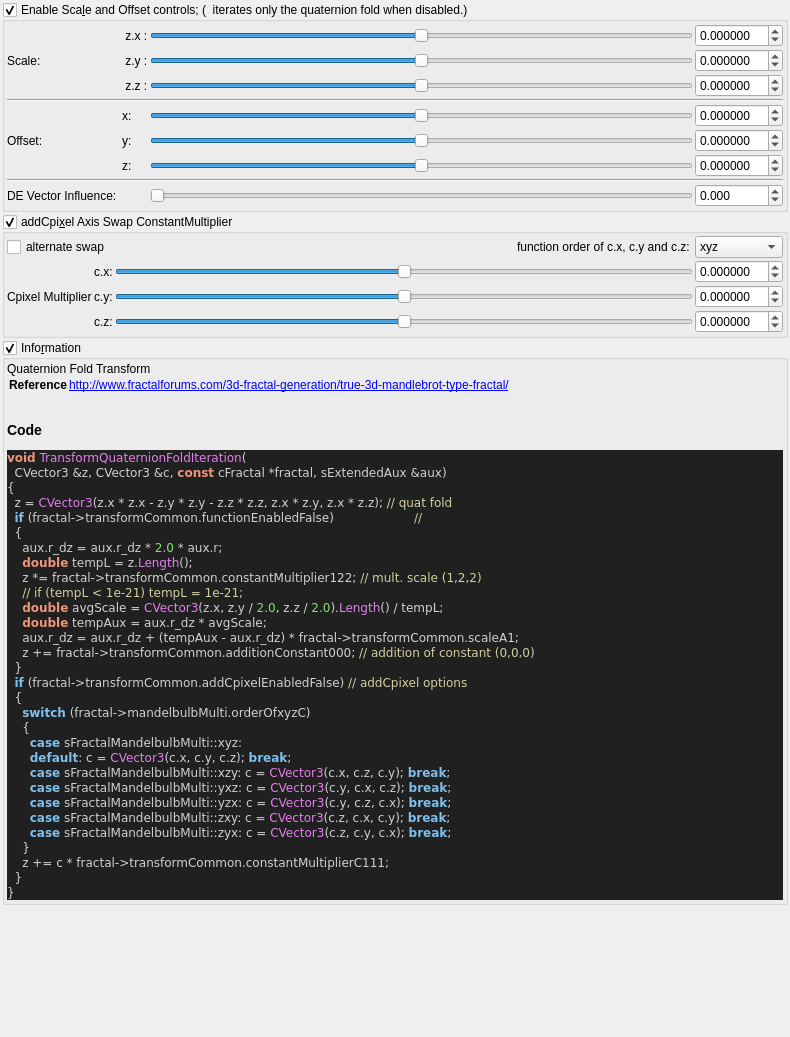
Before: the Qt Designer form mandelbulber2/qt_data/fractal_transf_quaternion_fold.ui in buddhi1980/mandelbulber2, drawn with Qt 5.
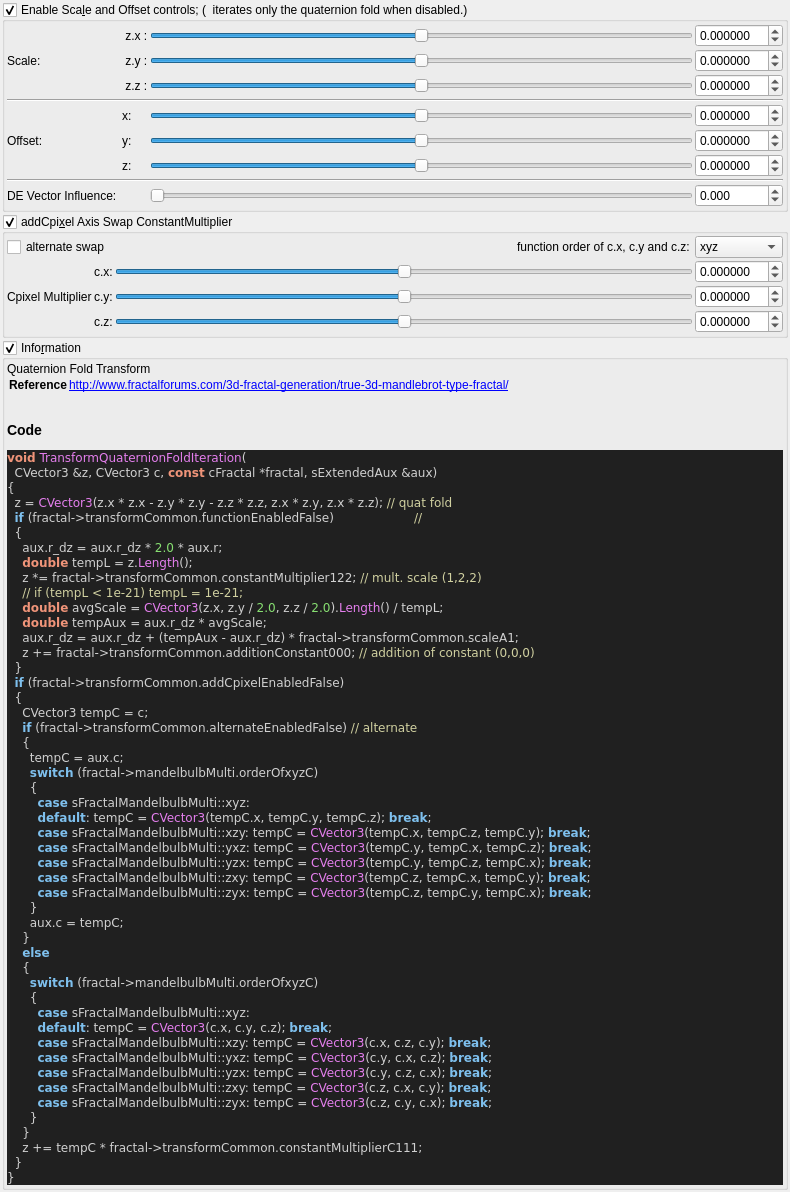
After: the same form once the commit is applied. Custom widgets are drawn as their Qt base class.

```diff
--- a/mandelbulber2/qt_data/fractal_transf_quaternion_fold.ui
+++ b/mandelbulber2/qt_data/fractal_transf_quaternion_fold.ui
@@ -805,7 +805,7 @@
 &lt;h3&gt;Code&lt;/h3&gt;
 &lt;body style=&quot;background-color:#202020&quot;&gt;
 &lt;pre style=&quot;color:#d0d0d0; background-color:#202020;  font-family:'Courier New',monospace;&quot;&gt;&lt;span style=&quot;color:#f09479; font-weight:bold&quot;&gt;void&lt;/span&gt; &lt;span style=&quot;color:#e47eed&quot;&gt;TransformQuaternionFoldIteration&lt;/span&gt;&lt;span style=&quot;color:#d0d0d0&quot;&gt;(&lt;/span&gt;
-  CVector3 &lt;span style=&quot;color:#d0d0d0&quot;&gt;&amp;amp;&lt;/span&gt;z&lt;span style=&quot;color:#d0d0d0&quot;&gt;,&lt;/span&gt; CVector3 &lt;span style=&quot;color:#d0d0d0&quot;&gt;&amp;amp;&lt;/span&gt;c&lt;span style=&quot;color:#d0d0d0&quot;&gt;,&lt;/span&gt; &lt;span style=&quot;color:#f09479; font-weight:bold&quot;&gt;const&lt;/span&gt; cFractal &lt;span style=&quot;color:#d0d0d0&quot;&gt;*&lt;/span&gt;fractal&lt;span style=&quot;color:#d0d0d0&quot;&gt;,&lt;/span&gt; sExtendedAux &lt;span style=&quot;color:#d0d0d0&quot;&gt;&amp;amp;&lt;/span&gt;aux&lt;span style=&quot;color:#d0d0d0&quot;&gt;)&lt;/span&gt;
+  CVector3 &lt;span style=&quot;color:#d0d0d0&quot;&gt;&amp;amp;&lt;/span&gt;z&lt;span style=&quot;color:#d0d0d0&quot;&gt;,&lt;/span&gt; CVector3 c&lt;span style=&quot;color:#d0d0d0&quot;&gt;,&lt;/span&gt; &lt;span style=&quot;color:#f09479; font-weight:bold&quot;&gt;const&lt;/span&gt; cFractal &lt;span style=&quot;color:#d0d0d0&quot;&gt;*&lt;/span&gt;fractal&lt;span style=&quot;color:#d0d0d0&quot;&gt;,&lt;/span&gt; sExtendedAux &lt;span style=&quot;color:#d0d0d0&quot;&gt;&amp;amp;&lt;/span&gt;aux&lt;span style=&quot;color:#d0d0d0&quot;&gt;)&lt;/span&gt;
 &lt;span style=&quot;color:#d0d0d0&quot;&gt;{&lt;/span&gt;
   z &lt;span style=&quot;color:#d0d0d0&quot;&gt;=&lt;/span&gt; &lt;span style=&quot;color:#e47eed&quot;&gt;CVector3&lt;/span&gt;&lt;span style=&quot;color:#d0d0d0&quot;&gt;(&lt;/span&gt;z&lt;span style=&quot;color:#d0d0d0&quot;&gt;.&lt;/span&gt;x &lt;span style=&quot;color:#d0d0d0&quot;&gt;*&lt;/span&gt; z&lt;span style=&quot;color:#d0d0d0&quot;&gt;.&lt;/span&gt;x &lt;span style=&quot;color:#d0d0d0&quot;&gt;-&lt;/span&gt; z&lt;span style=&quot;color:#d0d0d0&quot;&gt;.&lt;/span&gt;y &lt;span style=&quot;color:#d0d0d0&quot;&gt;*&lt;/span&gt; z&lt;span style=&quot;color:#d0d0d0&quot;&gt;.&lt;/span&gt;y &lt;span style=&quot;color:#d0d0d0&quot;&gt;-&lt;/span&gt; z&lt;span style=&quot;color:#d0d0d0&quot;&gt;.&lt;/span&gt;z &lt;span style=&quot;color:#d0d0d0&quot;&gt;*&lt;/span&gt; z&lt;span style=&quot;color:#d0d0d0&quot;&gt;.&lt;/span&gt;z&lt;span style=&quot;color:#d0d0d0&quot;&gt;,&lt;/span&gt; z&lt;span style=&quot;color:#d0d0d0&quot;&gt;.&lt;/span&gt;x &lt;span style=&quot;color:#d0d0d0&quot;&gt;*&lt;/span&gt; z&lt;span style=&quot;color:#d0d0d0&quot;&gt;.&lt;/span&gt;y&lt;span style=&quot;color:#d0d0d0&quot;&gt;,&lt;/span&gt; z&lt;span style=&quot;color:#d0d0d0&quot;&gt;.&lt;/span&gt;x &lt;span style=&quot;color:#d0d0d0&quot;&gt;*&lt;/span&gt; z&lt;span style=&quot;color:#d0d0d0&quot;&gt;.&lt;/span&gt;z&lt;span style=&quot;color:#d0d0d0&quot;&gt;);&lt;/span&gt; &lt;span style=&quot;color:#d0d0a0&quot;&gt;// quat fold&lt;/span&gt;
   &lt;span style=&quot;color:#7ec0ee; font-weight:bold&quot;&gt;if&lt;/span&gt; &lt;span style=&quot;color:#d0d0d0&quot;&gt;(&lt;/span&gt;fractal&lt;span style=&quot;color:#d0d0d0&quot;&gt;-&amp;gt;&lt;/span&gt;transformCommon&lt;span style=&quot;color:#d0d0d0&quot;&gt;.&lt;/span&gt;functionEnabledFalse&lt;span style=&quot;color:#d0d0d0&quot;&gt;)&lt;/span&gt;                     &lt;span style=&quot;color:#d0d0a0&quot;&gt;//&lt;/span&gt;
@@ -819,19 +819,38 @@
     aux&lt;span style=&quot;color:#d0d0d0&quot;&gt;.&lt;/span&gt;r_dz &lt;span style=&quot;color:#d0d0d0&quot;&gt;=&lt;/span&gt; aux&lt;span style=&quot;color:#d0d0d0&quot;&gt;.&lt;/span&gt;r_dz &lt;span style=&quot;color:#d0d0d0&quot;&gt;+ (&lt;/span&gt;tempAux &lt;span style=&quot;color:#d0d0d0&quot;&gt;-&lt;/span&gt; aux&lt;span style=&quot;color:#d0d0d0&quot;&gt;.&lt;/span&gt;r_dz&lt;span style=&quot;color:#d0d0d0&quot;&gt;) *&lt;/span&gt; fractal&lt;span style=&quot;color:#d0d0d0&quot;&gt;-&amp;gt;&lt;/span&gt;transformCommon&lt;span style=&quot;color:#d0d0d0&quot;&gt;.&lt;/span&gt;scaleA1&lt;span style=&quot;color:#d0d0d0&quot;&gt;;&lt;/span&gt;
     z &lt;span style=&quot;color:#d0d0d0&quot;&gt;+=&lt;/span&gt; fractal&lt;span style=&quot;color:#d0d0d0&quot;&gt;-&amp;gt;&lt;/span&gt;transformCommon&lt;span style=&quot;color:#d0d0d0&quot;&gt;.&lt;/span&gt;additionConstant000&lt;span style=&quot;color:#d0d0d0&quot;&gt;;&lt;/span&gt; &lt;span style=&quot;color:#d0d0a0&quot;&gt;// addition of constant (0,0,0)&lt;/span&gt;
   &lt;span style=&quot;color:#d0d0d0&quot;&gt;}&lt;/span&gt;
-  &lt;span style=&quot;color:#7ec0ee; font-weight:bold&quot;&gt;if&lt;/span&gt; &lt;span style=&quot;color:#d0d0d0&quot;&gt;(&lt;/span&gt;fractal&lt;span style=&quot;color:#d0d0d0&quot;&gt;-&amp;gt;&lt;/span&gt;transformCommon&lt;span style=&quot;color:#d0d0d0&quot;&gt;.&lt;/span&gt;addCpixelEnabledFalse&lt;span style=&quot;color:#d0d0d0&quot;&gt;)&lt;/span&gt; &lt;span style=&quot;color:#d0d0a0&quot;&gt;// addCpixel options&lt;/span&gt;
+  &lt;span style=&quot;color:#7ec0ee; font-weight:bold&quot;&gt;if&lt;/span&gt; &lt;span style=&quot;color:#d0d0d0&quot;&gt;(&lt;/span&gt;fractal&lt;span style=&quot;color:#d0d0d0&quot;&gt;-&amp;gt;&lt;/span&gt;transformCommon&lt;span style=&quot;color:#d0d0d0&quot;&gt;.&lt;/span&gt;addCpixelEnabledFalse&lt;span style=&quot;color:#d0d0d0&quot;&gt;)&lt;/span&gt;
   &lt;span style=&quot;color:#d0d0d0&quot;&gt;{&lt;/span&gt;
-    &lt;span style=&quot;color:#7ec0ee; font-weight:bold&quot;&gt;switch&lt;/span&gt; &lt;span style=&quot;color:#d0d0d0&quot;&gt;(&lt;/span&gt;fractal&lt;span style=&quot;color:#d0d0d0&quot;&gt;-&amp;gt;&lt;/span&gt;mandelbulbMulti&lt;span style=&quot;color:#d0d0d0&quot;&gt;.&lt;/span&gt;orderOfxyzC&lt;span style=&quot;color:#d0d0d0&quot;&gt;)&lt;/span&gt;
+    CVector3 tempC &lt;span style=&quot;color:#d0d0d0&quot;&gt;=&lt;/span&gt; c&lt;span style=&quot;color:#d0d0d0&quot;&gt;;&lt;/span&gt;
+    &lt;span style=&quot;color:#7ec0ee; font-weight:bold&quot;&gt;if&lt;/span&gt; &lt;span style=&quot;color:#d0d0d0&quot;&gt;(&lt;/span&gt;fractal&lt;span style=&quot;color:#d0d0d0&quot;&gt;-&amp;gt;&lt;/span&gt;transformCommon&lt;span style=&quot;color:#d0d0d0&quot;&gt;.&lt;/span&gt;alternateEnabledFalse&lt;span style=&quot;color:#d0d0d0&quot;&gt;)&lt;/span&gt; &lt;span style=&quot;color:#d0d0a0&quot;&gt;// alternate&lt;/span&gt;
     &lt;span style=&quot;color:#d0d0d0&quot;&gt;{&lt;/span&gt;
-      &lt;span style=&quot;color:#7ec0ee; font-weight:bold&quot;&gt;case&lt;/span&gt; sFractalMandelbulbMulti&lt;span style=&quot;color:#d0d0d0&quot;&gt;::&lt;/span&gt;xyz&lt;span style=&quot;color:#d0d0d0&quot;&gt;:&lt;/span&gt;
-      &lt;span style=&quot;color:#7ec0ee; font-weight:bold&quot;&gt;default&lt;/span&gt;&lt;span style=&quot;color:#d0d0d0&quot;&gt;:&lt;/span&gt; c &lt;span style=&quot;color:#d0d0d0&quot;&gt;=&lt;/span&gt; &lt;span style=&quot;color:#e47eed&quot;&gt;CVector3&lt;/span&gt;&lt;span style=&quot;color:#d0d0d0&quot;&gt;(&lt;/span&gt;c&lt;span style=&quot;color:#d0d0d0&quot;&gt;.&lt;/span&gt;x&lt;span style=&quot;color:#d0d0d0&quot;&gt;,&lt;/span&gt; c&lt;span style=&quot;color:#d0d0d0&quot;&gt;.&lt;/span&gt;y&lt;span style=&quot;color:#d0d0d0&quot;&gt;,&lt;/span&gt; c&lt;span style=&quot;color:#d0d0d0&quot;&gt;.&lt;/span&gt;z&lt;span style=&quot;color:#d0d0d0&quot;&gt;);&lt;/span&gt; &lt;span style=&quot;color:#7ec0ee; font-weight:bold&quot;&gt;break&lt;/span&gt;&lt;span style=&quot;color:#d0d0d0&quot;&gt;;&lt;/span&gt;
-      &lt;span style=&quot;color:#7ec0ee; font-weight:bold&quot;&gt;case&lt;/span&gt; sFractalMandelbulbMulti&lt;span style=&quot;color:#d0d0d0&quot;&gt;::&lt;/span&gt;xzy&lt;span style=&quot;color:#d0d0d0&quot;&gt;:&lt;/span&gt; c &lt;span style=&quot;color:#d0d0d0&quot;&gt;=&lt;/span&gt; &lt;span style=&quot;color:#e47eed&quot;&gt;CVector3&lt;/span&gt;&lt;span style=&quot;color:#d0d0d0&quot;&gt;(&lt;/span&gt;c&lt;span style=&quot;color:#d0d0d0&quot;&gt;.&lt;/span&gt;x&lt;span style=&quot;color:#d0d0d0&quot;&gt;,&lt;/span&gt; c&lt;span style=&quot;color:#d0d0d0&quot;&gt;.&lt;/span&gt;z&lt;span style=&quot;color:#d0d0d0&quot;&gt;,&lt;/span&gt; c&lt;span style=&quot;color:#d0d0d0&quot;&gt;.&lt;/span&gt;y&lt;span style=&quot;color:#d0d0d0&quot;&gt;);&lt;/span&gt; &lt;span style=&quot;color:#7ec0ee; font-weight:bold&quot;&gt;break&lt;/span&gt;&lt;span style=&quot;color:#d0d0d0&quot;&gt;;&lt;/span&gt;
-      &lt;span style=&quot;color:#7ec0ee; font-weight:bold&quot;&gt;case&lt;/span&gt; sFractalMandelbulbMulti&lt;span style=&quot;color:#d0d0d0&quot;&gt;::&lt;/span&gt;yxz&lt;span style=&quot;color:#d0d0d0&quot;&gt;:&lt;/span&gt; c &lt;span style=&quot;color:#d0d0d0&quot;&gt;=&lt;/span&gt; &lt;span style=&quot;color:#e47eed&quot;&gt;CVector3&lt;/span&gt;&lt;span style=&quot;color:#d0d0d0&quot;&gt;(&lt;/span&gt;c&lt;span style=&quot;color:#d0d0d0&quot;&gt;.&lt;/span&gt;y&lt;span style=&quot;color:#d0d0d0&quot;&gt;,&lt;/span&gt; c&lt;span style=&quot;color:#d0d0d0&quot;&gt;.&lt;/span&gt;x&lt;span style=&quot;color:#d0d0d0&quot;&gt;,&lt;/span&gt; c&lt;span style=&quot;color:#d0d0d0&quot;&gt;.&lt;/span&gt;z&lt;span style=&quot;color:#d0d0d0&quot;&gt;);&lt;/span&gt; &lt;span style=&quot;color:#7ec0ee; font-weight:bold&quot;&gt;break&lt;/span&gt;&lt;span style=&quot;color:#d0d0d0&quot;&gt;;&lt;/span&gt;
-      &lt;span style=&quot;color:#7ec0ee; font-weight:bold&quot;&gt;case&lt;/span&gt; sFractalMandelbulbMulti&lt;span style=&quot;color:#d0d0d0&quot;&gt;::&lt;/span&gt;yzx&lt;span style=&quot;color:#d0d0d0&quot;&gt;:&lt;/span&gt; c &lt;span style=&quot;color:#d0d0d0&quot;&gt;=&lt;/span&gt; &lt;span style=&quot;color:#e47eed&quot;&gt;CVector3&lt;/span&gt;&lt;span style=&quot;color:#d0d0d0&quot;&gt;(&lt;/span&gt;c&lt;span style=&quot;color:#d0d0d0&quot;&gt;.&lt;/span&gt;y&lt;span style=&quot;color:#d0d0d0&quot;&gt;,&lt;/span&gt; c&lt;span style=&quot;color:#d0d0d0&quot;&gt;.&lt;/span&gt;z&lt;span style=&quot;color:#d0d0d0&quot;&gt;,&lt;/span&gt; c&lt;span style=&quot;color:#d0d0d0&quot;&gt;.&lt;/span&gt;x&lt;span style=&quot;color:#d0d0d0&quot;&gt;);&lt;/span&gt; &lt;span style=&quot;color:#7ec0ee; font-weight:bold&quot;&gt;break&lt;/span&gt;&lt;span style=&quot;color:#d0d0d0&quot;&gt;;&lt;/span&gt;
-      &lt;span style=&quot;color:#7ec0ee; font-weight:bold&quot;&gt;case&lt;/span&gt; sFractalMandelbulbMulti&lt;span style=&quot;color:#d0d0d0&quot;&gt;::&lt;/span&gt;zxy&lt;span style=&quot;color:#d0d0d0&quot;&gt;:&lt;/span&gt; c &lt;span style=&quot;color:#d0d0d0&quot;&gt;=&lt;/span&gt; &lt;span style=&quot;color:#e47eed&quot;&gt;CVector3&lt;/span&gt;&lt;span style=&quot;color:#d0d0d0&quot;&gt;(&lt;/span&gt;c&lt;span style=&quot;color:#d0d0d0&quot;&gt;.&lt;/span&gt;z&lt;span style=&quot;color:#d0d0d0&quot;&gt;,&lt;/span&gt; c&lt;span style=&quot;color:#d0d0d0&quot;&gt;.&lt;/span&gt;x&lt;span style=&quot;color:#d0d0d0&quot;&gt;,&lt;/span&gt; c&lt;span style=&quot;color:#d0d0d0&quot;&gt;.&lt;/span&gt;y&lt;span style=&quot;color:#d0d0d0&quot;&gt;);&lt;/span&gt; &lt;span style=&quot;color:#7ec0ee; font-weight:bold&quot;&gt;break&lt;/span&gt;&lt;span style=&quot;color:#d0d0d0&quot;&gt;;&lt;/span&gt;
-      &lt;span style=&quot;color:#7ec0ee; font-weight:bold&quot;&gt;case&lt;/span&gt; sFractalMandelbulbMulti&lt;span style=&quot;color:#d0d0d0&quot;&gt;::&lt;/span&gt;zyx&lt;span style=&quot;color:#d0d0d0&quot;&gt;:&lt;/span&gt; c &lt;span style=&quot;color:#d0d0d0&quot;&gt;=&lt;/span&gt; &lt;span style=&quot;color:#e47eed&quot;&gt;CVector3&lt;/span&gt;&lt;span style=&quot;color:#d0d0d0&quot;&gt;(&lt;/span&gt;c&lt;span style=&quot;color:#d0d0d0&quot;&gt;.&lt;/span&gt;z&lt;span style=&quot;color:#d0d0d0&quot;&gt;,&lt;/span&gt; c&lt;span style=&quot;color:#d0d0d0&quot;&gt;.&lt;/span&gt;y&lt;span style=&quot;color:#d0d0d0&quot;&gt;,&lt;/span&gt; c&lt;span style=&quot;color:#d0d0d0&quot;&gt;.&lt;/span&gt;x&lt;span style=&quot;color:#d0d0d0&quot;&gt;);&lt;/span&gt; &lt;span style=&quot;color:#7ec0ee; font-weight:bold&quot;&gt;break&lt;/span&gt;&lt;span style=&quot;color:#d0d0d0&quot;&gt;;&lt;/span&gt;
+      tempC &lt;span style=&quot;color:#d0d0d0&quot;&gt;=&lt;/span&gt; aux&lt;span style=&quot;color:#d0d0d0&quot;&gt;.&lt;/span&gt;c&lt;span style=&quot;color:#d0d0d0&quot;&gt;;&lt;/span&gt;
+      &lt;span style=&quot;color:#7ec0ee; font-weight:bold&quot;&gt;switch&lt;/span&gt; &lt;span style=&quot;color:#d0d0d0&quot;&gt;(&lt;/span&gt;fractal&lt;span style=&quot;color:#d0d0d0&quot;&gt;-&amp;gt;&lt;/span&gt;mandelbulbMulti&lt;span style=&quot;color:#d0d0d0&quot;&gt;.&lt;/span&gt;orderOfxyzC&lt;span style=&quot;color:#d0d0d0&quot;&gt;)&lt;/span&gt;
+      &lt;span style=&quot;color:#d0d0d0&quot;&gt;{&lt;/span&gt;
+        &lt;span style=&quot;color:#7ec0ee; font-weight:bold&quot;&gt;case&lt;/span&gt; sFractalMandelbulbMulti&lt;span style=&quot;color:#d0d0d0&quot;&gt;::&lt;/span&gt;xyz&lt;span style=&quot;color:#d0d0d0&quot;&gt;:&lt;/span&gt;
+        &lt;span style=&quot;color:#7ec0ee; font-weight:bold&quot;&gt;default&lt;/span&gt;&lt;span style=&quot;color:#d0d0d0&quot;&gt;:&lt;/span&gt; tempC &lt;span style=&quot;color:#d0d0d0&quot;&gt;=&lt;/span&gt; &lt;span style=&quot;color:#e47eed&quot;&gt;CVector3&lt;/span&gt;&lt;span style=&quot;color:#d0d0d0&quot;&gt;(&lt;/span&gt;tempC&lt;span style=&quot;color:#d0d0d0&quot;&gt;.&lt;/span&gt;x&lt;span style=&quot;color:#d0d0d0&quot;&gt;,&lt;/span&gt; tempC&lt;span style=&quot;color:#d0d0d0&quot;&gt;.&lt;/span&gt;y&lt;span style=&quot;color:#d0d0d0&quot;&gt;,&lt;/span&gt; tempC&lt;span style=&quot;color:#d0d0d0&quot;&gt;.&lt;/span&gt;z&lt;span style=&quot;color:#d0d0d0&quot;&gt;);&lt;/span&gt; &lt;span style=&quot;color:#7ec0ee; font-weight:bold&quot;&gt;break&lt;/span&gt;&lt;span style=&quot;color:#d0d0d0&quot;&gt;;&lt;/span&gt;
+        &lt;span style=&quot;color:#7ec0ee; font-weight:bold&quot;&gt;case&lt;/span&gt; sFractalMandelbulbMulti&lt;span style=&quot;color:#d0d0d0&quot;&gt;::&lt;/span&gt;xzy&lt;span style=&quot;color:#d0d0d0&quot;&gt;:&lt;/span&gt; tempC &lt;span style=&quot;color:#d0d0d0&quot;&gt;=&lt;/span&gt; &lt;span style=&quot;color:#e47eed&quot;&gt;CVector3&lt;/span&gt;&lt;span style=&quot;color:#d0d0d0&quot;&gt;(&lt;/span&gt;tempC&lt;span style=&quot;color:#d0d0d0&quot;&gt;.&lt;/span&gt;x&lt;span style=&quot;color:#d0d0d0&quot;&gt;,&lt;/span&gt; tempC&lt;span style=&quot;color:#d0d0d0&quot;&gt;.&lt;/span&gt;z&lt;span style=&quot;color:#d0d0d0&quot;&gt;,&lt;/span&gt; tempC&lt;span style=&quot;color:#d0d0d0&quot;&gt;.&lt;/span&gt;y&lt;span style=&quot;color:#d0d0d0&quot;&gt;);&lt;/span&gt; &lt;span style=&quot;color:#7ec0ee; font-weight:bold&quot;&gt;break&lt;/span&gt;&lt;span style=&quot;color:#d0d0d0&quot;&gt;;&lt;/span&gt;
+        &lt;span style=&quot;color:#7ec0ee; font-weight:bold&quot;&gt;case&lt;/span&gt; sFractalMandelbulbMulti&lt;span style=&quot;color:#d0d0d0&quot;&gt;::&lt;/span&gt;yxz&lt;span style=&quot;color:#d0d0d0&quot;&gt;:&lt;/span&gt; tempC &lt;span style=&quot;color:#d0d0d0&quot;&gt;=&lt;/span&gt; &lt;span style=&quot;color:#e47eed&quot;&gt;CVector3&lt;/span&gt;&lt;span style=&quot;color:#d0d0d0&quot;&gt;(&lt;/span&gt;tempC&lt;span style=&quot;color:#d0d0d0&quot;&gt;.&lt;/span&gt;y&lt;span style=&quot;color:#d0d0d0&quot;&gt;,&lt;/span&gt; tempC&lt;span style=&quot;color:#d0d0d0&quot;&gt;.&lt;/span&gt;x&lt;span style=&quot;color:#d0d0d0&quot;&gt;,&lt;/span&gt; tempC&lt;span style=&quot;color:#d0d0d0&quot;&gt;.&lt;/span&gt;z&lt;span style=&quot;color:#d0d0d0&quot;&gt;);&lt;/span&gt; &lt;span style=&quot;color:#7ec0ee; font-weight:bold&quot;&gt;break&lt;/span&gt;&lt;span style=&quot;color:#d0d0d0&quot;&gt;;&lt;/span&gt;
+        &lt;span style=&quot;color:#7ec0ee; font-weight:bold&quot;&gt;case&lt;/span&gt; sFractalMandelbulbMulti&lt;span style=&quot;color:#d0d0d0&quot;&gt;::&lt;/span&gt;yzx&lt;span style=&quot;color:#d0d0d0&quot;&gt;:&lt;/span&gt; tempC &lt;span style=&quot;color:#d0d0d0&quot;&gt;=&lt;/span&gt; &lt;span style=&quot;color:#e47eed&quot;&gt;CVector3&lt;/span&gt;&lt;span style=&quot;color:#d0d0d0&quot;&gt;(&lt;/span&gt;tempC&lt;span style=&quot;color:#d0d0d0&quot;&gt;.&lt;/span&gt;y&lt;span style=&quot;color:#d0d0d0&quot;&gt;,&lt;/span&gt; tempC&lt;span style=&quot;color:#d0d0d0&quot;&gt;.&lt;/span&gt;z&lt;span style=&quot;color:#d0d0d0&quot;&gt;,&lt;/span&gt; tempC&lt;span style=&quot;color:#d0d0d0&quot;&gt;.&lt;/span&gt;x&lt;span style=&quot;color:#d0d0d0&quot;&gt;);&lt;/span&gt; &lt;span style=&quot;color:#7ec0ee; font-weight:bold&quot;&gt;break&lt;/span&gt;&lt;span style=&quot;color:#d0d0d0&quot;&gt;;&lt;/span&gt;
+        &lt;span style=&quot;color:#7ec0ee; font-weight:bold&quot;&gt;case&lt;/span&gt; sFractalMandelbulbMulti&lt;span style=&quot;color:#d0d0d0&quot;&gt;::&lt;/span&gt;zxy&lt;span style=&quot;color:#d0d0d0&quot;&gt;:&lt;/span&gt; tempC &lt;span style=&quot;color:#d0d0d0&quot;&gt;=&lt;/span&gt; &lt;span style=&quot;color:#e47eed&quot;&gt;CVector3&lt;/span&gt;&lt;span style=&quot;color:#d0d0d0&quot;&gt;(&lt;/span&gt;tempC&lt;span style=&quot;color:#d0d0d0&quot;&gt;.&lt;/span&gt;z&lt;span style=&quot;color:#d0d0d0&quot;&gt;,&lt;/span&gt; tempC&lt;span style=&quot;color:#d0d0d0&quot;&gt;.&lt;/span&gt;x&lt;span style=&quot;color:#d0d0d0&quot;&gt;,&lt;/span&gt; tempC&lt;span style=&quot;color:#d0d0d0&quot;&gt;.&lt;/span&gt;y&lt;span style=&quot;color:#d0d0d0&quot;&gt;);&lt;/span&gt; &lt;span style=&quot;color:#7ec0ee; font-weight:bold&quot;&gt;break&lt;/span&gt;&lt;span style=&quot;color:#d0d0d0&quot;&gt;;&lt;/span&gt;
+        &lt;span style=&quot;color:#7ec0ee; font-weight:bold&quot;&gt;case&lt;/span&gt; sFractalMandelbulbMulti&lt;span style=&quot;color:#d0d0d0&quot;&gt;::&lt;/span&gt;zyx&lt;span style=&quot;color:#d0d0d0&quot;&gt;:&lt;/span&gt; tempC &lt;span style=&quot;color:#d0d0d0&quot;&gt;=&lt;/span&gt; &lt;span style=&quot;color:#e47eed&quot;&gt;CVector3&lt;/span&gt;&lt;span style=&quot;color:#d0d0d0&quot;&gt;(&lt;/span&gt;tempC&lt;span style=&quot;color:#d0d0d0&quot;&gt;.&lt;/span&gt;z&lt;span style=&quot;color:#d0d0d0&quot;&gt;,&lt;/span&gt; tempC&lt;span style=&quot;color:#d0d0d0&quot;&gt;.&lt;/span&gt;y&lt;span style=&quot;color:#d0d0d0&quot;&gt;,&lt;/span&gt; tempC&lt;span style=&quot;color:#d0d0d0&quot;&gt;.&lt;/span&gt;x&lt;span style=&quot;color:#d0d0d0&quot;&gt;);&lt;/span&gt; &lt;span style=&quot;color:#7ec0ee; font-weight:bold&quot;&gt;break&lt;/span&gt;&lt;span style=&quot;color:#d0d0d0&quot;&gt;;&lt;/span&gt;
+      &lt;span style=&quot;color:#d0d0d0&quot;&gt;}&lt;/span&gt;
+      aux&lt;span style=&quot;color:#d0d0d0&quot;&gt;.&lt;/span&gt;c &lt;span style=&quot;color:#d0d0d0&quot;&gt;=&lt;/span&gt; tempC&lt;span style=&quot;color:#d0d0d0&quot;&gt;;&lt;/span&gt;
     &lt;span style=&quot;color:#d0d0d0&quot;&gt;}&lt;/span&gt;
-    z &lt;span style=&quot;color:#d0d0d0&quot;&gt;+=&lt;/span&gt; c &lt;span style=&quot;color:#d0d0d0&quot;&gt;*&lt;/span&gt; fractal&lt;span style=&quot;color:#d0d0d0&quot;&gt;-&amp;gt;&lt;/span&gt;transformCommon&lt;span style=&quot;color:#d0d0d0&quot;&gt;.&lt;/span&gt;constantMultiplierC111&lt;span style=&quot;color:#d0d0d0&quot;&gt;;&lt;/span&gt;
+    &lt;span style=&quot;color:#7ec0ee; font-weight:bold&quot;&gt;else&lt;/span&gt;
+    &lt;span style=&quot;color:#d0d0d0&quot;&gt;{&lt;/span&gt;
+      &lt;span style=&quot;color:#7ec0ee; font-weight:bold&quot;&gt;switch&lt;/span&gt; &lt;span style=&quot;color:#d0d0d0&quot;&gt;(&lt;/span&gt;fractal&lt;span style=&quot;color:#d0d0d0&quot;&gt;-&amp;gt;&lt;/span&gt;mandelbulbMulti&lt;span style=&quot;color:#d0d0d0&quot;&gt;.&lt;/span&gt;orderOfxyzC&lt;span style=&quot;color:#d0d0d0&quot;&gt;)&lt;/span&gt;
+      &lt;span style=&quot;color:#d0d0d0&quot;&gt;{&lt;/span&gt;
+        &lt;span style=&quot;color:#7ec0ee; font-weight:bold&quot;&gt;case&lt;/span&gt; sFractalMandelbulbMulti&lt;span style=&quot;color:#d0d0d0&quot;&gt;::&lt;/span&gt;xyz&lt;span style=&quot;color:#d0d0d0&quot;&gt;:&lt;/span&gt;
+        &lt;span style=&quot;color:#7ec0ee; font-weight:bold&quot;&gt;default&lt;/span&gt;&lt;span style=&quot;color:#d0d0d0&quot;&gt;:&lt;/span&gt; tempC &lt;span style=&quot;color:#d0d0d0&quot;&gt;=&lt;/span&gt; &lt;span style=&quot;color:#e47eed&quot;&gt;CVector3&lt;/span&gt;&lt;span style=&quot;color:#d0d0d0&quot;&gt;(&lt;/span&gt;c&lt;span style=&quot;color:#d0d0d0&quot;&gt;.&lt;/span&gt;x&lt;span style=&quot;color:#d0d0d0&quot;&gt;,&lt;/span&gt; c&lt;span style=&quot;color:#d0d0d0&quot;&gt;.&lt;/span&gt;y&lt;span style=&quot;color:#d0d0d0&quot;&gt;,&lt;/span&gt; c&lt;span style=&quot;color:#d0d0d0&quot;&gt;.&lt;/span&gt;z&lt;span style=&quot;color:#d0d0d0&quot;&gt;);&lt;/span&gt; &lt;span style=&quot;color:#7ec0ee; font-weight:bold&quot;&gt;break&lt;/span&gt;&lt;span style=&quot;color:#d0d0d0&quot;&gt;;&lt;/span&gt;
+        &lt;span style=&quot;color:#7ec0ee; font-weight:bold&quot;&gt;case&lt;/span&gt; sFractalMandelbulbMulti&lt;span style=&quot;color:#d0d0d0&quot;&gt;::&lt;/span&gt;xzy&lt;span style=&quot;color:#d0d0d0&quot;&gt;:&lt;/span&gt; tempC &lt;span style=&quot;color:#d0d0d0&quot;&gt;=&lt;/span&gt; &lt;span style=&quot;color:#e47eed&quot;&gt;CVector3&lt;/span&gt;&lt;span style=&quot;color:#d0d0d0&quot;&gt;(&lt;/span&gt;c&lt;span style=&quot;color:#d0d0d0&quot;&gt;.&lt;/span&gt;x&lt;span style=&quot;color:#d0d0d0&quot;&gt;,&lt;/span&gt; c&lt;span style=&quot;color:#d0d0d0&quot;&gt;.&lt;/span&gt;z&lt;span style=&quot;color:#d0d0d0&quot;&gt;,&lt;/span&gt; c&lt;span style=&quot;color:#d0d0d0&quot;&gt;.&lt;/span&gt;y&lt;span style=&quot;color:#d0d0d0&quot;&gt;);&lt;/span&gt; &lt;span style=&quot;color:#7ec0ee; font-weight:bold&quot;&gt;break&lt;/span&gt;&lt;span style=&quot;color:#d0d0d0&quot;&gt;;&lt;/span&gt;
+        &lt;span style=&quot;color:#7ec0ee; font-weight:bold&quot;&gt;case&lt;/span&gt; sFractalMandelbulbMulti&lt;span style=&quot;color:#d0d0d0&quot;&gt;::&lt;/span&gt;yxz&lt;span style=&quot;color:#d0d0d0&quot;&gt;:&lt;/span&gt; tempC &lt;span style=&quot;color:#d0d0d0&quot;&gt;=&lt;/span&gt; &lt;span style=&quot;color:#e47eed&quot;&gt;CVector3&lt;/span&gt;&lt;span style=&quot;color:#d0d0d0&quot;&gt;(&lt;/span&gt;c&lt;span style=&quot;color:#d0d0d0&quot;&gt;.&lt;/span&gt;y&lt;span style=&quot;color:#d0d0d0&quot;&gt;,&lt;/span&gt; c&lt;span style=&quot;color:#d0d0d0&quot;&gt;.&lt;/span&gt;x&lt;span style=&quot;color:#d0d0d0&quot;&gt;,&lt;/span&gt; c&lt;span style=&quot;color:#d0d0d0&quot;&gt;.&lt;/span&gt;z&lt;span style=&quot;color:#d0d0d0&quot;&gt;);&lt;/span&gt; &lt;span style=&quot;color:#7ec0ee; font-weight:bold&quot;&gt;break&lt;/span&gt;&lt;span style=&quot;color:#d0d0d0&quot;&gt;;&lt;/span&gt;
+        &lt;span style=&quot;color:#7ec0ee; font-weight:bold&quot;&gt;case&lt;/span&gt; sFractalMandelbulbMulti&lt;span style=&quot;color:#d0d0d0&quot;&gt;::&lt;/span&gt;yzx&lt;span style=&quot;color:#d0d0d0&quot;&gt;:&lt;/span&gt; tempC &lt;span style=&quot;color:#d0d0d0&quot;&gt;=&lt;/span&gt; &lt;span style=&quot;color:#e47eed&quot;&gt;CVector3&lt;/span&gt;&lt;span style=&quot;color:#d0d0d0&quot;&gt;(&lt;/span&gt;c&lt;span style=&quot;color:#d0d0d0&quot;&gt;.&lt;/span&gt;y&lt;span style=&quot;color:#d0d0d0&quot;&gt;,&lt;/span&gt; c&lt;span style=&quot;color:#d0d0d0&quot;&gt;.&lt;/span&gt;z&lt;span style=&quot;color:#d0d0d0&quot;&gt;,&lt;/span&gt; c&lt;span style=&quot;color:#d0d0d0&quot;&gt;.&lt;/span&gt;x&lt;span style=&quot;color:#d0d0d0&quot;&gt;);&lt;/span&gt; &lt;span style=&quot;color:#7ec0ee; font-weight:bold&quot;&gt;break&lt;/span&gt;&lt;span style=&quot;color:#d0d0d0&quot;&gt;;&lt;/span&gt;
+        &lt;span style=&quot;color:#7ec0ee; font-weight:bold&quot;&gt;case&lt;/span&gt; sFractalMandelbulbMulti&lt;span style=&quot;color:#d0d0d0&quot;&gt;::&lt;/span&gt;zxy&lt;span style=&quot;color:#d0d0d0&quot;&gt;:&lt;/span&gt; tempC &lt;span style=&quot;color:#d0d0d0&quot;&gt;=&lt;/span&gt; &lt;span style=&quot;color:#e47eed&quot;&gt;CVector3&lt;/span&gt;&lt;span style=&quot;color:#d0d0d0&quot;&gt;(&lt;/span&gt;c&lt;span style=&quot;color:#d0d0d0&quot;&gt;.&lt;/span&gt;z&lt;span style=&quot;color:#d0d0d0&quot;&gt;,&lt;/span&gt; c&lt;span style=&quot;color:#d0d0d0&quot;&gt;.&lt;/span&gt;x&lt;span style=&quot;color:#d0d0d0&quot;&gt;,&lt;/span&gt; c&lt;span style=&quot;color:#d0d0d0&quot;&gt;.&lt;/span&gt;y&lt;span style=&quot;color:#d0d0d0&quot;&gt;);&lt;/span&gt; &lt;span style=&quot;color:#7ec0ee; font-weight:bold&quot;&gt;break&lt;/span&gt;&lt;span style=&quot;color:#d0d0d0&quot;&gt;;&lt;/span&gt;
+        &lt;span style=&quot;color:#7ec0ee; font-weight:bold&quot;&gt;case&lt;/span&gt; sFractalMandelbulbMulti&lt;span style=&quot;color:#d0d0d0&quot;&gt;::&lt;/span&gt;zyx&lt;span style=&quot;color:#d0d0d0&quot;&gt;:&lt;/span&gt; tempC &lt;span style=&quot;color:#d0d0d0&quot;&gt;=&lt;/span&gt; &lt;span style=&quot;color:#e47eed&quot;&gt;CVector3&lt;/span&gt;&lt;span style=&quot;color:#d0d0d0&quot;&gt;(&lt;/span&gt;c&lt;span style=&quot;color:#d0d0d0&quot;&gt;.&lt;/span&gt;z&lt;span style=&quot;color:#d0d0d0&quot;&gt;,&lt;/span&gt; c&lt;span style=&quot;color:#d0d0d0&quot;&gt;.&lt;/span&gt;y&lt;span style=&quot;color:#d0d0d0&quot;&gt;,&lt;/span&gt; c&lt;span style=&quot;color:#d0d0d0&quot;&gt;.&lt;/span&gt;x&lt;span style=&quot;color:#d0d0d0&quot;&gt;);&lt;/span&gt; &lt;span style=&quot;color:#7ec0ee; font-weight:bold&quot;&gt;break&lt;/span&gt;&lt;span style=&quot;color:#d0d0d0&quot;&gt;;&lt;/span&gt;
+      &lt;span style=&quot;color:#d0d0d0&quot;&gt;}&lt;/span&gt;
+    &lt;span style=&quot;color:#d0d0d0&quot;&gt;}&lt;/span&gt;
+    z &lt;span style=&quot;color:#d0d0d0&quot;&gt;+=&lt;/span&gt; tempC &lt;span style=&quot;color:#d0d0d0&quot;&gt;*&lt;/span&gt; fractal&lt;span style=&quot;color:#d0d0d0&quot;&gt;-&amp;gt;&lt;/span&gt;transformCommon&lt;span style=&quot;color:#d0d0d0&quot;&gt;.&lt;/span&gt;constantMultiplierC111&lt;span style=&quot;color:#d0d0d0&quot;&gt;;&lt;/span&gt;
   &lt;span style=&quot;color:#d0d0d0&quot;&gt;}&lt;/span&gt;
 &lt;span style=&quot;color:#d0d0d0&quot;&gt;}&lt;/span&gt;
 &lt;/pre&gt;
```
